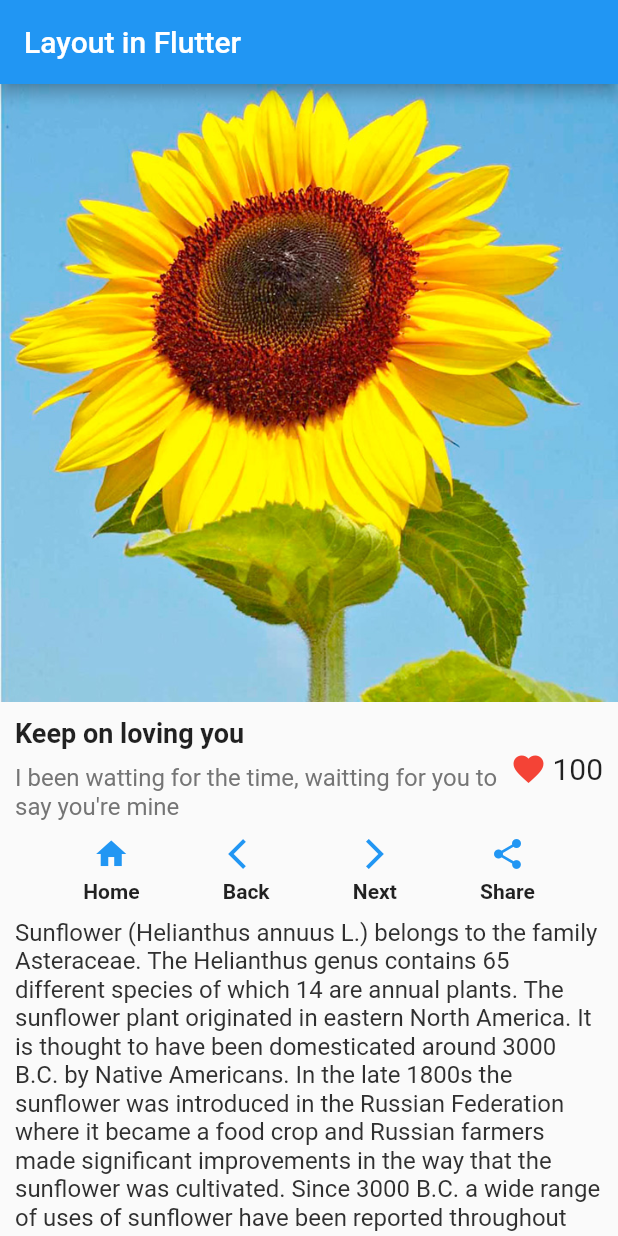
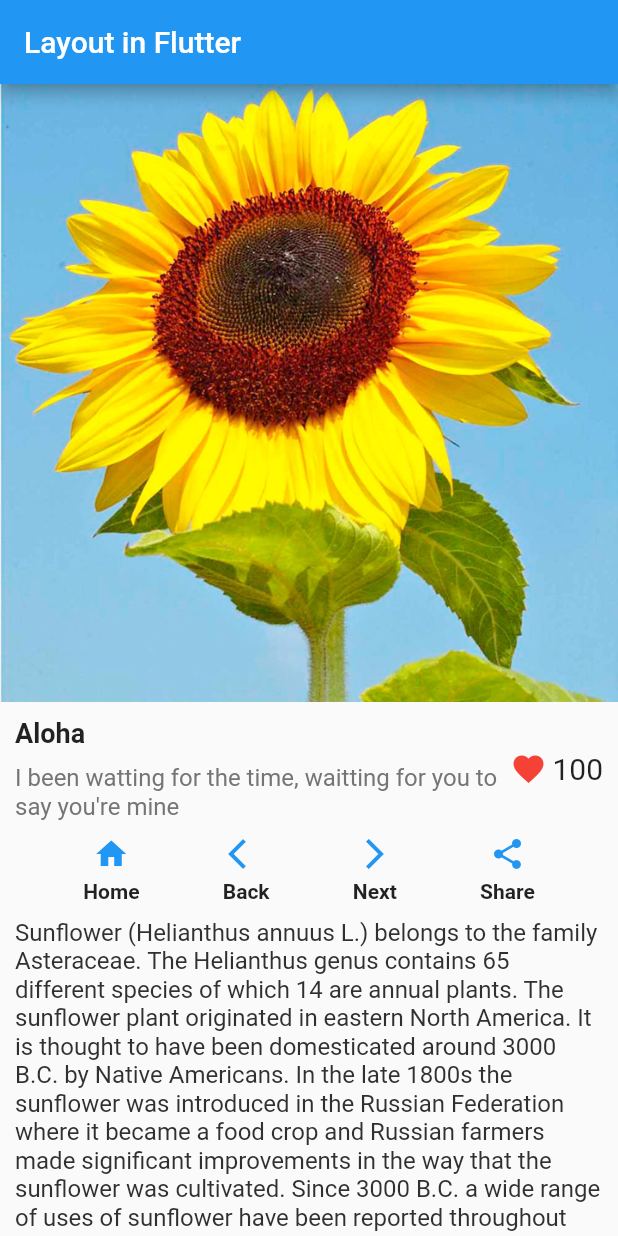
Before and after one commit to MinhCuongIT/DemoFlutterApp, a Flutter app: the screen it shows after launch, on a phone screen of 412 x 824 dp. Run offline on Flutter 3.47's test engine with Material 2 defaults, Android fonts, the phone set to English and light mode, and no system bars.

Commit message:
add aloha

```diff
--- /dev/null
+++ b/lib/cuong.dart
@@ -0,0 +1,9 @@
+import 'package:flutter/material.dart';
+class Aloha extends StatelessWidget {
+  @override
+  Widget build(BuildContext context) {
+    return Container(
+      child: Text('Aloha'),
+    );
+  }
+}
--- a/lib/main.dart
+++ b/lib/main.dart
@@ -25,7 +25,7 @@ class MyApp extends StatelessWidget {
                 new Container(
                   padding: const EdgeInsets.only(bottom: 10.0),
                   child: new Text(
-                    "Keep on loving you",
+                    "Aloha",
                     style: new TextStyle(
                         fontWeight: FontWeight.bold, fontSize: 18.0),
                   ),
```
Also changed, not shown: pubspec.lock, 1 other file.
